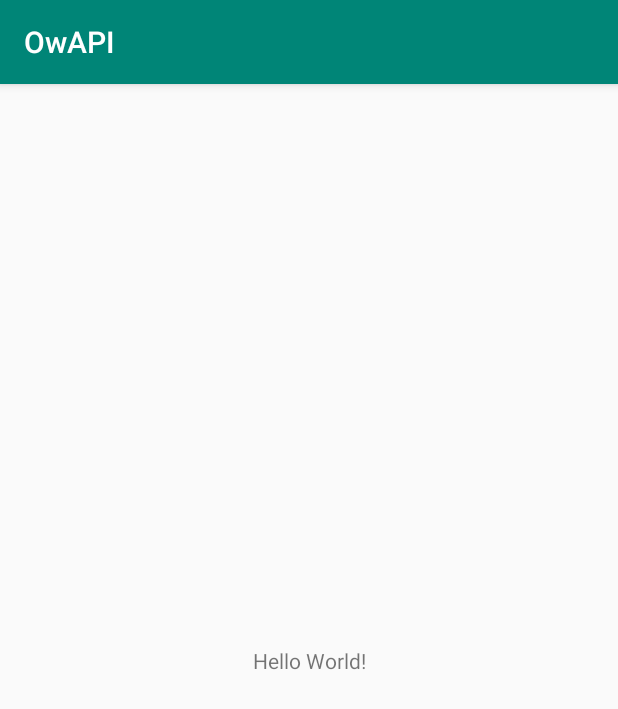
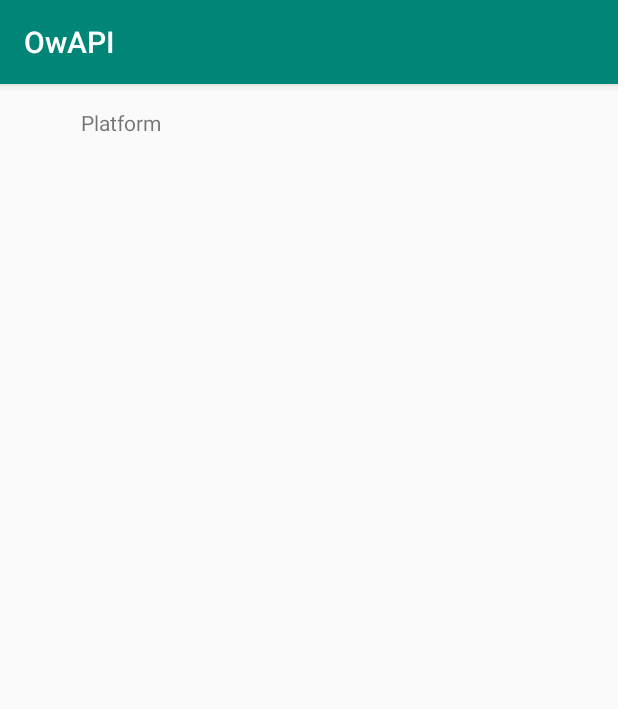
Before and after one commit to jfez/OwAPI, an Android app: the screen it shows after launch (MainActivity), on a phone screen of 412 x 824 dp. Shown: the top 709 px of the screen. Run offline under Robolectric (Android 15) with nearby library versions, the phone set to English and light mode, and no system bars.

```diff
--- a/app/src/main/AndroidManifest.xml
+++ b/app/src/main/AndroidManifest.xml
@@ -1,6 +1,8 @@
 <?xml version="1.0" encoding="utf-8"?>
 <manifest xmlns:android="http://schemas.android.com/apk/res/android"
     package="com.example.jorge.owapi">
+
+    <uses-permission android:name="android.permission.INTERNET"/>
 
     <application
         android:allowBackup="true"
@@ -18,4 +20,6 @@
         </activity>
     </application>
 
+
+
 </manifest>
--- a/app/src/main/java/com/example/jorge/owapi/MainActivity.java
+++ b/app/src/main/java/com/example/jorge/owapi/MainActivity.java
@@ -1,7 +1,9 @@
 package com.example.jorge.owapi;
 
-import android.support.v7.app.AppCompatActivity;
+
 import android.os.Bundle;
+
+import androidx.appcompat.app.AppCompatActivity;
 
 public class MainActivity extends AppCompatActivity {
 
--- a/app/src/main/res/layout/activity_main.xml
+++ b/app/src/main/res/layout/activity_main.xml
@@ -1,18 +1,27 @@
 <?xml version="1.0" encoding="utf-8"?>
-<android.support.constraint.ConstraintLayout xmlns:android="http://schemas.android.com/apk/res/android"
+<androidx.constraintlayout.widget.ConstraintLayout xmlns:android="http://schemas.android.com/apk/res/android"
     xmlns:app="http://schemas.android.com/apk/res-auto"
     xmlns:tools="http://schemas.android.com/tools"
+    android:id="@+id/constraintLayout"
     android:layout_width="match_parent"
     android:layout_height="match_parent"
-    tools:context=".MainActivity">
+    tools:context=".MainActivity"
+    tools:layout_editor_absoluteY="81dp">
 
     <TextView
+        android:id="@+id/textView5"
         android:layout_width="wrap_content"
         android:layout_height="wrap_content"
-        android:text="Hello World!"
-        app:layout_constraintBottom_toBottomOf="parent"
-        app:layout_constraintLeft_toLeftOf="parent"
-        app:layout_constraintRight_toRightOf="parent"
-        app:layout_constraintTop_toTopOf="parent" />
+        android:layout_marginStart="8dp"
+        android:layout_marginLeft="8dp"
+        android:layout_marginTop="16dp"
+        android:layout_marginEnd="8dp"
+        android:layout_marginRight="8dp"
+        android:text="Platform"
+        app:layout_constraintEnd_toEndOf="parent"
+        app:layout_constraintHorizontal_bias="0.135"
+        app:layout_constraintStart_toStartOf="parent"
+        app:layout_constraintTop_toTopOf="parent"
+        tools:text="Platform" />
 
-</android.support.constraint.ConstraintLayout>
+</androidx.constraintlayout.widget.ConstraintLayout>
```
Also changed, not shown: app/build.gradle (+18 -1 lines), 1 other file.
